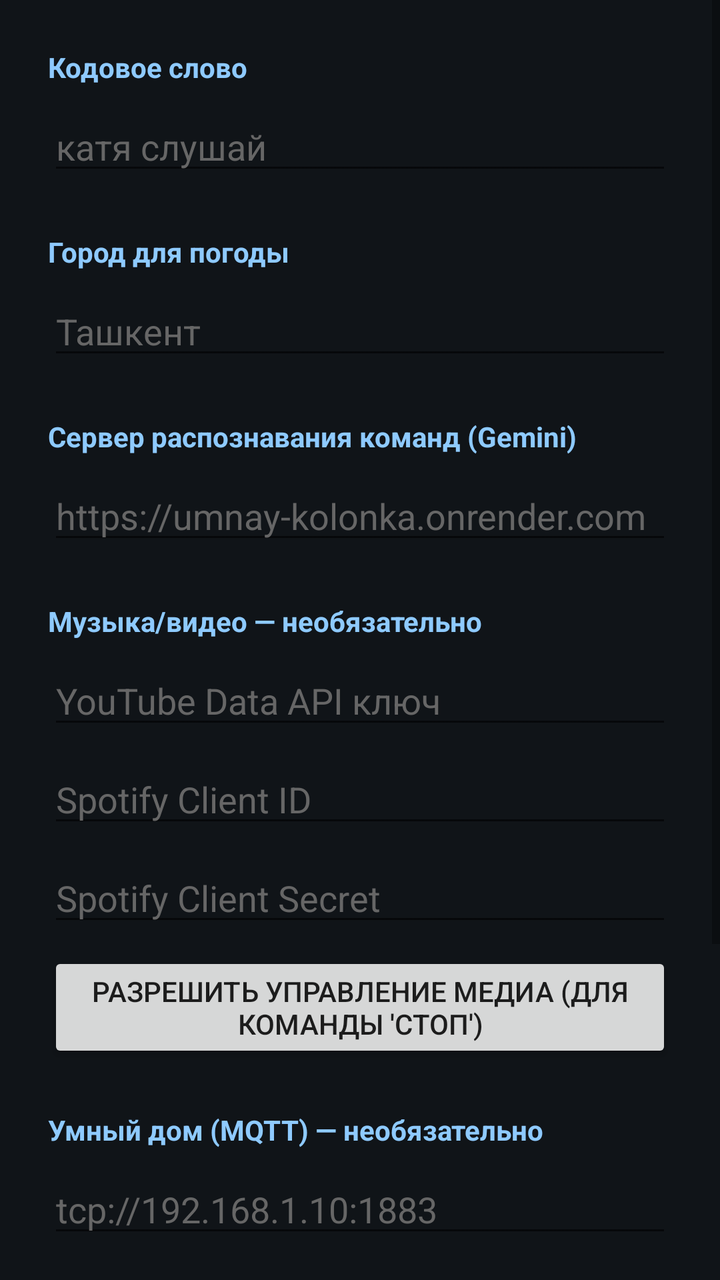
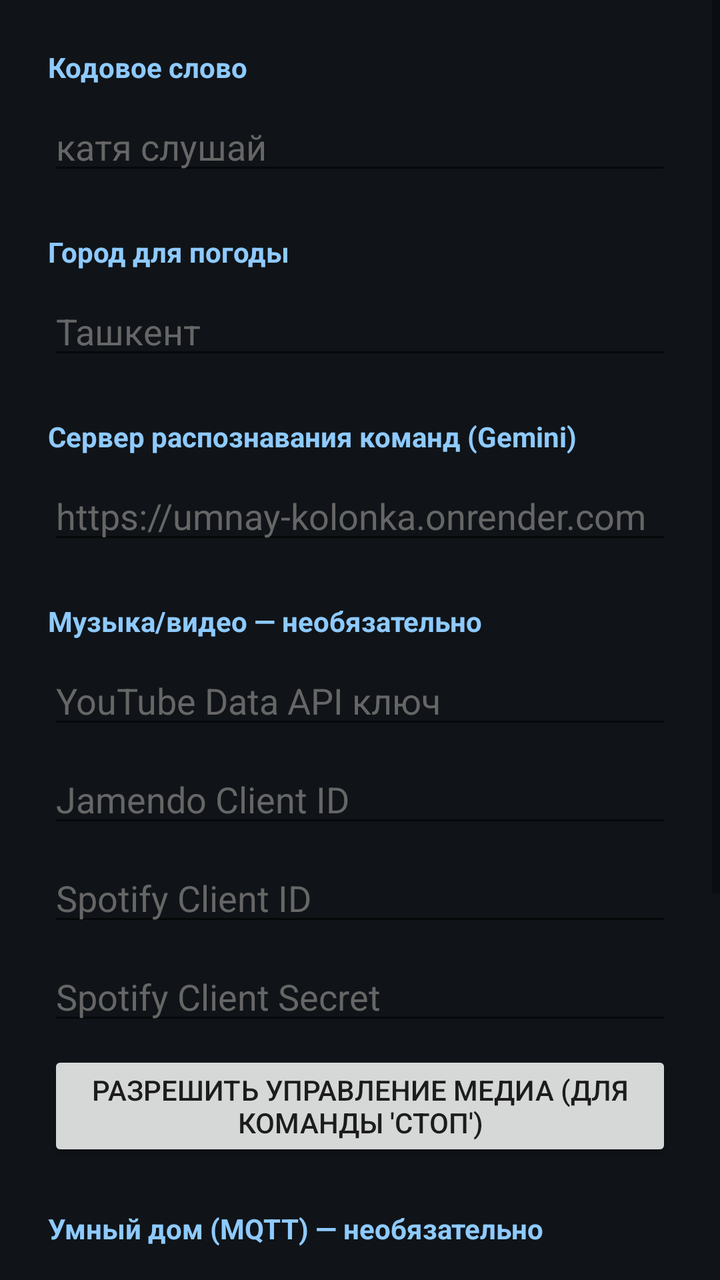

An Android layout rendered at two revisions. The XML below is the earlier revision; the diff shows what the commit changed to produce the second picture.
<!-- AndroidManifest.xml: application theme Theme.SmartSpeaker -->
<!-- res/layout/activity_settings.xml -->
<?xml version="1.0" encoding="utf-8"?>
<ScrollView xmlns:android="http://schemas.android.com/apk/res/android"
    android:layout_width="match_parent"
    android:layout_height="match_parent"
    android:background="#101418">

    <LinearLayout
        android:layout_width="match_parent"
        android:layout_height="wrap_content"
        android:orientation="vertical"
        android:padding="24dp">

        <TextView
            android:layout_width="wrap_content"
            android:layout_height="wrap_content"
            android:text="Кодовое слово"
            android:textColor="#8ecaff"
            android:textStyle="bold"
            android:layout_marginBottom="8dp" />

        <EditText
            android:id="@+id/wakePhraseInput"
            android:layout_width="match_parent"
            android:layout_height="wrap_content"
            android:hint="катя слушай"
            android:textColor="#FFFFFF"
            android:textColorHint="#666666"
            android:layout_marginBottom="24dp" />

        <TextView
            android:layout_width="wrap_content"
            android:layout_height="wrap_content"
            android:text="Город для погоды"
            android:textColor="#8ecaff"
            android:textStyle="bold"
            android:layout_marginBottom="8dp" />

        <EditText
            android:id="@+id/cityInput"
            android:layout_width="match_parent"
            android:layout_height="wrap_content"
            android:hint="Ташкент"
            android:textColor="#FFFFFF"
            android:textColorHint="#666666"
            android:layout_marginBottom="24dp" />

        <TextView
            android:layout_width="wrap_content"
            android:layout_height="wrap_content"
            android:text="Сервер распознавания команд (Gemini)"
            android:textColor="#8ecaff"
            android:textStyle="bold"
            android:layout_marginBottom="8dp" />

        <EditText
            android:id="@+id/serverUrlInput"
            android:layout_width="match_parent"
            android:layout_height="wrap_content"
            android:hint="https://umnay-kolonka.onrender.com"
            android:textColor="#FFFFFF"
            android:textColorHint="#666666"
            android:layout_marginBottom="24dp" />

        <TextView
            android:layout_width="wrap_content"
            android:layout_height="wrap_content"
            android:text="Музыка/видео — необязательно"
            android:textColor="#8ecaff"
            android:textStyle="bold"
            android:layout_marginBottom="8dp" />

        <EditText
            android:id="@+id/youtubeKeyInput"
            android:layout_width="match_parent"
            android:layout_height="wrap_content"
            android:hint="YouTube Data API ключ"
            android:textColor="#FFFFFF"
            android:textColorHint="#666666"
            android:layout_marginBottom="8dp" />

        <EditText
            android:id="@+id/spotifyIdInput"
            android:layout_width="match_parent"
            android:layout_height="wrap_content"
            android:hint="Spotify Client ID"
            android:textColor="#FFFFFF"
            android:textColorHint="#666666"
            android:layout_marginBottom="8dp" />

        <EditText
            android:id="@+id/spotifySecretInput"
            android:layout_width="match_parent"
            android:layout_height="wrap_content"
            android:hint="Spotify Client Secret"
            android:inputType="textPassword"
            android:textColor="#FFFFFF"
            android:textColorHint="#666666"
            android:layout_marginBottom="8dp" />

        <Button
            android:id="@+id/notificationAccessButton"
            android:layout_width="wrap_content"
            android:layout_height="wrap_content"
            android:layout_marginBottom="24dp"
            android:text="Разрешить управление медиа (для команды 'стоп')" />

        <TextView
            android:layout_width="wrap_content"
            android:layout_height="wrap_content"
            android:text="Умный дом (MQTT) — необязательно"
            android:textColor="#8ecaff"
            android:textStyle="bold"
            android:layout_marginBottom="8dp" />

        <EditText
            android:id="@+id/brokerInput"
            android:layout_width="match_parent"
            android:layout_height="wrap_content"
            android:hint="tcp://192.168.1.10:1883"
            android:textColor="#FFFFFF"
            android:textColorHint="#666666"
            android:layout_marginBottom="8dp" />

        <EditText
            android:id="@+id/topicInput"
            android:layout_width="match_parent"
            android:layout_height="wrap_content"
            android:hint="home/smart-speaker"
            android:textColor="#FFFFFF"
            android:textColorHint="#666666"
            android:layout_marginBottom="8dp" />

        <EditText
            android:id="@+id/userInput"
            android:layout_width="match_parent"
            android:layout_height="wrap_content"
            android:hint="MQTT логин (если есть)"
            android:textColor="#FFFFFF"
            android:textColorHint="#666666"
            android:layout_marginBottom="8dp" />

        <EditText
            android:id="@+id/passInput"
            android:layout_width="match_parent"
            android:layout_height="wrap_content"
            android:hint="MQTT пароль (если есть)"
            android:inputType="textPassword"
            android:textColor="#FFFFFF"
            android:textColorHint="#666666"
            android:layout_marginBottom="24dp" />

        <Button
            android:id="@+id/saveButton"
            android:layout_width="wrap_content"
            android:layout_height="wrap_content"
            android:text="Сохранить" />

    </LinearLayout>
</ScrollView>
<!-- resources referenced by this layout -->
<resources>
  <style name="Theme.SmartSpeaker" parent="Theme.MaterialComponents.DayNight.NoActionBar">
          <item name="colorPrimary">#2196F3</item>
          <item name="colorPrimaryDark">#1976D2</item>
          <item name="colorAccent">#03A9F4</item>
      </style>
</resources>

<!-- the commit's change to res/layout/activity_settings.xml (unified diff, before → after) -->
@@ -74,6 +74,15 @@
             android:layout_width="match_parent"
             android:layout_height="wrap_content"
             android:hint="YouTube Data API ключ"
+            android:textColor="#FFFFFF"
+            android:textColorHint="#666666"
+            android:layout_marginBottom="8dp" />
+
+        <EditText
+            android:id="@+id/jamendoIdInput"
+            android:layout_width="match_parent"
+            android:layout_height="wrap_content"
+            android:hint="Jamendo Client ID"
             android:textColor="#FFFFFF"
             android:textColorHint="#666666"
             android:layout_marginBottom="8dp" />
